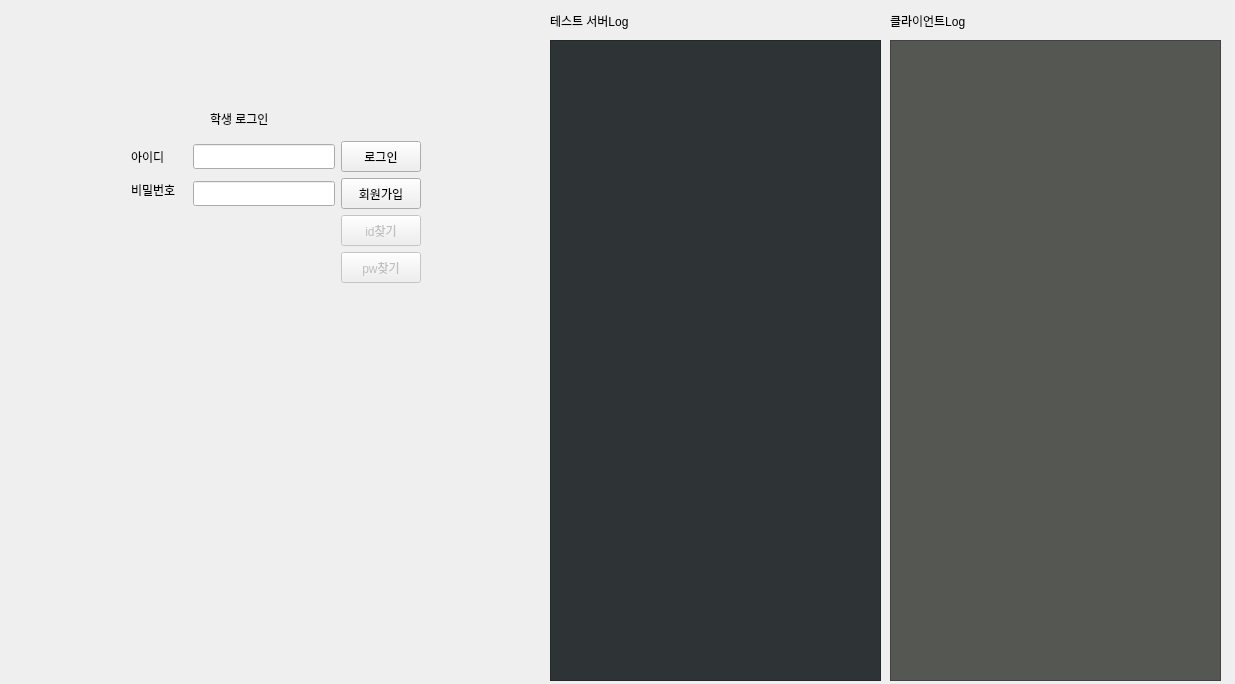
This is student_untitled.ui in Eduappproject/education_application as Qt 5 draws it before an edit. The edited form follows.
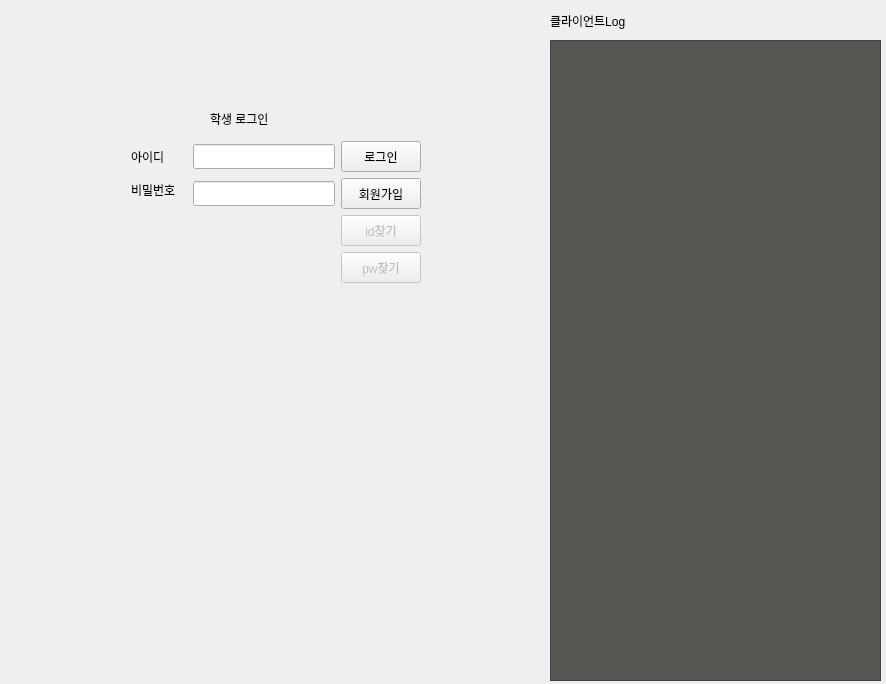
This is the edited form.

Commit message: 서버와 학생용 클라이언트 연결시도 6월 11일 14:50

```diff
--- a/student_untitled.ui
+++ b/student_untitled.ui
@@ -6,7 +6,7 @@
    <rect>
     <x>0</x>
     <y>0</y>
-    <width>1235</width>
+    <width>886</width>
     <height>684</height>
    </rect>
   </property>
@@ -434,37 +434,10 @@
     </widget>
    </widget>
   </widget>
-  <widget class="QLabel" name="label_16">
-   <property name="geometry">
-    <rect>
-     <x>550</x>
-     <y>10</y>
-     <width>221</width>
-     <height>21</height>
-    </rect>
-   </property>
-   <property name="text">
-    <string>테스트 서버Log</string>
-   </property>
-  </widget>
-  <widget class="QTextBrowser" name="logTextBrowser">
-   <property name="geometry">
-    <rect>
-     <x>550</x>
-     <y>40</y>
-     <width>331</width>
-     <height>641</height>
-    </rect>
-   </property>
-   <property name="styleSheet">
-    <string notr="true">background-color: rgb(46, 52, 54);
-color: rgb(138, 226, 52);</string>
-   </property>
-  </widget>
   <widget class="QTextBrowser" name="logTextBrowser_2">
    <property name="geometry">
     <rect>
-     <x>890</x>
+     <x>550</x>
      <y>40</y>
      <width>331</width>
      <height>641</height>
@@ -478,7 +451,7 @@
   <widget class="QLabel" name="label_17">
    <property name="geometry">
     <rect>
-     <x>890</x>
+     <x>550</x>
      <y>10</y>
      <width>221</width>
      <height>21</height>
```
The commit also changes 1 other file.
